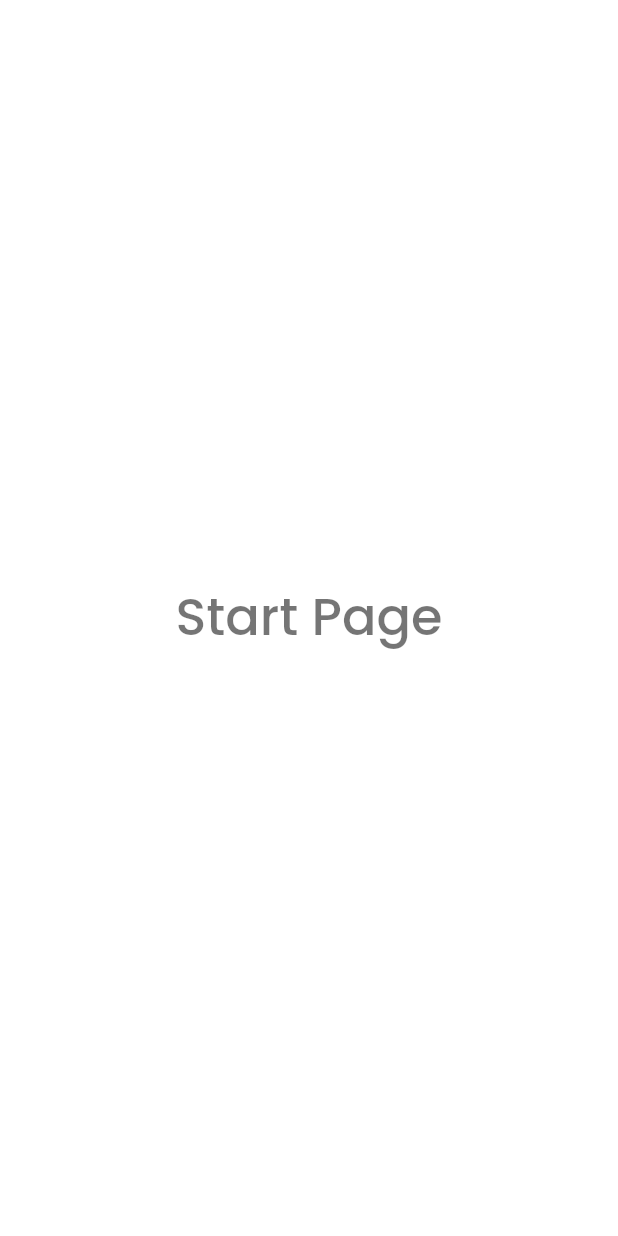
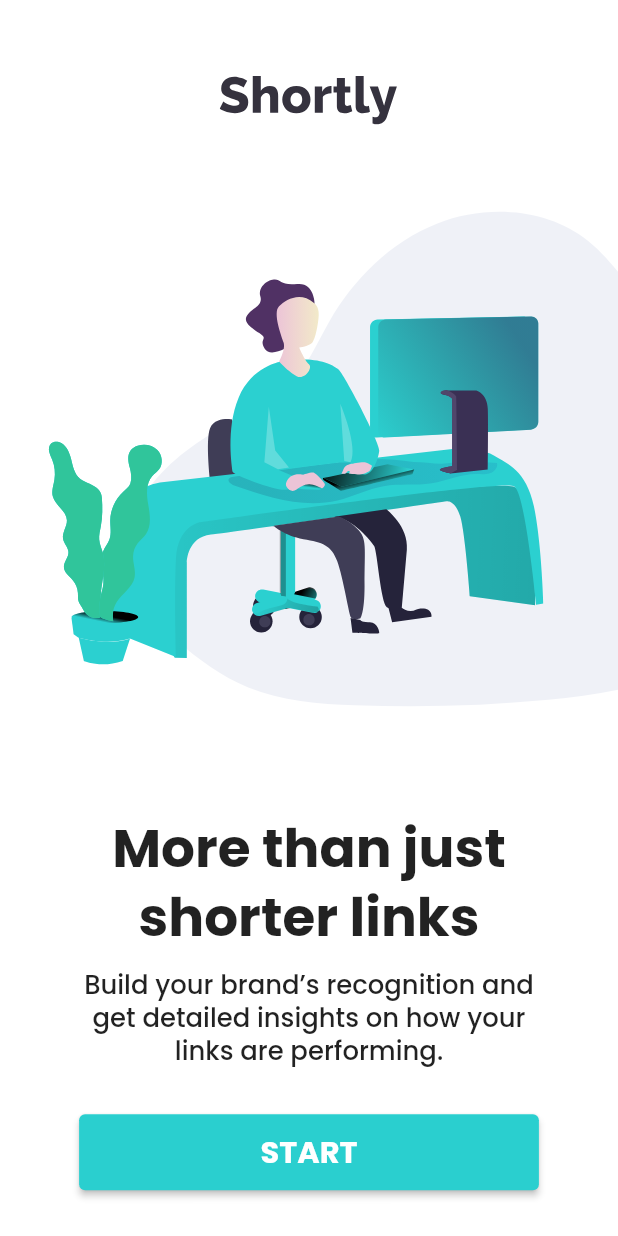
Before and after one commit to IagoAleksander/urlShortener, a Flutter app: the screen it shows after launch, on a phone screen of 412 x 824 dp. Run offline on Flutter 3.47's test engine with Material 2 defaults, Android fonts, the phone set to English and light mode, and no system bars; our stand-ins replace flutter_screenutil, flutter_svg.

Commit message:
Development of Start Screen

```diff
--- a/url_shortener/lib/main.dart
+++ b/url_shortener/lib/main.dart
@@ -1,4 +1,6 @@
 import 'package:flutter/material.dart';
+import 'package:flutter_screenutil/flutter_screenutil.dart';
+import 'package:url_shortener/resources/theme.dart';
 import 'package:url_shortener/utils/router.dart';
 
 void main() => runApp(const MyApp());
@@ -8,23 +10,15 @@ class MyApp extends StatelessWidget {
 
   @override
   Widget build(BuildContext context) {
-    return MaterialApp(
-      title: 'Flutter Demo',
-      theme: ThemeData(
-        // This is the theme of your application.
-        //
-        // Try running your application with "flutter run". You'll see the
-        // application has a blue toolbar. Then, without quitting the app, try
-        // changing the primarySwatch below to Colors.green and then invoke
-        // "hot reload" (press "r" in the console where you ran "flutter run",
-        // or simply save your changes to "hot reload" in a Flutter IDE).
-        // Notice that the counter didn't reset back to zero; the application
-        // is not restarted.
-        primarySwatch: Colors.blue,
-        fontFamily: 'Poppins'
+
+    return ScreenUtilInit(
+      designSize: const Size(375, 812),
+      builder: () => MaterialApp(
+        title: 'Flutter Demo',
+        theme: getThemeData(),
+        initialRoute: rootRoute,
+        onGenerateRoute: RouteManager.generateRoute,
       ),
-      initialRoute: rootRoute,
-      onGenerateRoute: RouteManager.generateRoute,
     );
   }
 }
--- /dev/null
+++ b/url_shortener/lib/resources/theme.dart
@@ -0,0 +1,10 @@
+import 'package:flutter/material.dart';
+import 'package:url_shortener/resources/colors.dart';
+
+ThemeData getThemeData() {
+  return ThemeData(
+      backgroundColor: ColorsRes.backgroundWhite,
+      primaryColor: ColorsRes.primaryCyan,
+      primarySwatch: Colors.blue,
+      fontFamily: 'Poppins');
+}
--- a/url_shortener/lib/ui/screens/start_screen.dart
+++ b/url_shortener/lib/ui/screens/start_screen.dart
@@ -1,4 +1,7 @@
 import 'package:flutter/material.dart';
+import 'package:flutter/widgets.dart';
+import 'package:flutter_screenutil/flutter_screenutil.dart';
+import 'package:flutter_svg/svg.dart';
 import 'package:url_shortener/utils/router.dart';
 
 class StartScreen extends StatelessWidget {
@@ -6,16 +9,79 @@ class StartScreen extends StatelessWidget {
 
   @override
   Widget build(BuildContext context) {
-    return DefaultTextStyle(
-      style: Theme.of(context).textTheme.headline4!,
-      child: GestureDetector(
-        onTap: () {
-          Navigator.of(context).pushNamed(benefitsRoute);
-        },
-        child: Container(
-          color: Colors.white,
-          alignment: Alignment.center,
-          child: const Text('Start Page'),
+    return Scaffold(
+      backgroundColor: Theme.of(context).backgroundColor,
+      body: SafeArea(
+        child: Column(
+          mainAxisSize: MainAxisSize.max,
+          crossAxisAlignment: CrossAxisAlignment.stretch,
+          mainAxisAlignment: MainAxisAlignment.spaceEvenly,
+          children: [
+            Padding(
+              padding: EdgeInsets.only(
+                top: ScreenUtil().setHeight(50),
+              ),
+              child: SvgPicture.asset(
+                'assets/images/logo.svg',
+                width: ScreenUtil().setWidth(120),
+                height: ScreenUtil().setHeight(32),
+              ),
+            ),
+            Expanded(
+              child: SvgPicture.asset(
+                'assets/images/illustration.svg',
+              ),
+            ),
+            Text(
+              "More than just\nshorter links",
+              textAlign: TextAlign.center,
+              style: TextStyle(
+                  fontSize: ScreenUtil().setSp(35),
+                  fontWeight: FontWeight.bold,
+                  height: 1.3),
+            ),
+            Padding(
+              padding: EdgeInsets.only(top: ScreenUtil().setHeight(10)),
+              child: Text(
+                "Build your brand’s recognition and\nget detailed insights on how your\nlinks are performing. ",
+                textAlign: TextAlign.center,
+                style: TextStyle(
+                    fontSize: ScreenUtil().setSp(17),
+                    fontWeight: FontWeight.w500,
+                    height: 1.3),
+              ),
+            ),
+            Padding(
+              padding: EdgeInsets.only(
+                top: ScreenUtil().setHeight(30),
+                left: ScreenUtil().setWidth(48),
+                right: ScreenUtil().setWidth(48),
+              ),
+              child: Padding(
+                padding: EdgeInsets.only(bottom: ScreenUtil().setHeight(30)),
+                child: ElevatedButton(
+                  style: ButtonStyle(
+                      backgroundColor: MaterialStateProperty.all<Color>(
+                          Theme.of(context).primaryColor)),
+                  onPressed: () {
+                    Navigator.of(context).pushNamed(benefitsRoute);
+                  },
+                  child: Container(
+                    child: Text(
+                      "Start".toUpperCase(),
+                      style: TextStyle(
+                        fontSize: ScreenUtil().setSp(20),
+                        fontWeight: FontWeight.bold,
+                      ),
+                    ),
+                    alignment: Alignment.center,
+                    width: ScreenUtil().setWidth(280),
+                    height: ScreenUtil().setHeight(50),
+                  ),
+                ),
+              ),
+            ),
+          ],
         ),
       ),
     );
--- a/url_shortener/pubspec.yaml
+++ b/url_shortener/pubspec.yaml
@@ -30,10 +30,9 @@ dependencies:
   flutter:
     sdk: flutter
 
-
-  # The following adds the Cupertino Icons font to your application.
-  # Use with the CupertinoIcons class for iOS style icons.
   cupertino_icons: ^1.0.2
+  flutter_svg: ^0.22.0
+  flutter_screenutil: ^5.0.0+2
 
 dev_dependencies:
   flutter_test:
```
Also changed, not shown: url_shortener/assets/images/illustration.svg, url_shortener/pubspec.lock, 3 other files.
